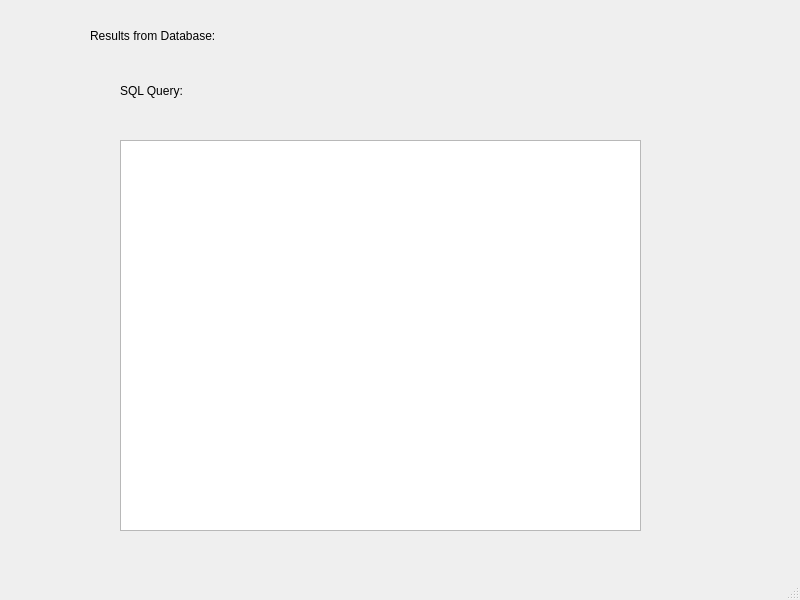
Before: the Qt Designer form code/results.ui in kushalbhabra/nltk-movie-db, drawn with Qt 5.
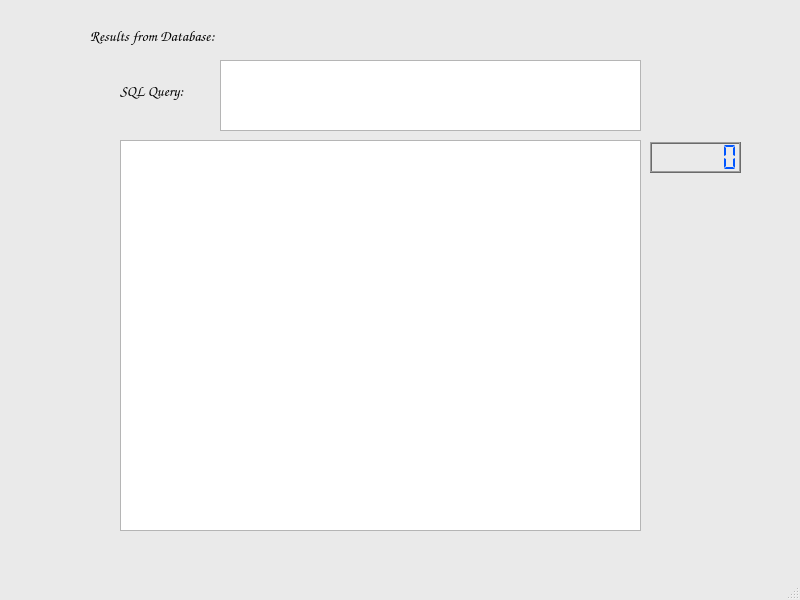
After: the same form once the commit is applied.

Diff of the .ui file:
```diff
--- a/code/results.ui
+++ b/code/results.ui
@@ -10,6 +10,427 @@
     <height>600</height>
    </rect>
   </property>
+  <property name="palette">
+   <palette>
+    <active>
+     <colorrole role="WindowText">
+      <brush brushstyle="SolidPattern">
+       <color alpha="255">
+        <red>0</red>
+        <green>0</green>
+        <blue>0</blue>
+       </color>
+      </brush>
+     </colorrole>
+     <colorrole role="Button">
+      <brush brushstyle="SolidPattern">
+       <color alpha="255">
+        <red>234</red>
+        <green>234</green>
+        <blue>234</blue>
+       </color>
+      </brush>
+     </colorrole>
+     <colorrole role="Light">
+      <brush brushstyle="SolidPattern">
+       <color alpha="255">
+        <red>255</red>
+        <green>255</green>
+        <blue>255</blue>
+       </color>
+      </brush>
+     </colorrole>
+     <colorrole role="Midlight">
+      <brush brushstyle="SolidPattern">
+       <color alpha="255">
+        <red>244</red>
+        <green>244</green>
+        <blue>244</blue>
+       </color>
+      </brush>
+     </colorrole>
+     <colorrole role="Dark">
+      <brush brushstyle="SolidPattern">
+       <color alpha="255">
+        <red>117</red>
+        <green>117</green>
+        <blue>117</blue>
+       </color>
+      </brush>
+     </colorrole>
+     <colorrole role="Mid">
+      <brush brushstyle="SolidPattern">
+       <color alpha="255">
+        <red>156</red>
+        <green>156</green>
+        <blue>156</blue>
+       </color>
+      </brush>
+     </colorrole>
+     <colorrole role="Text">
+      <brush brushstyle="SolidPattern">
+       <color alpha="255">
+        <red>0</red>
+        <green>0</green>
+        <blue>0</blue>
+       </color>
+      </brush>
+     </colorrole>
+     <colorrole role="BrightText">
+      <brush brushstyle="SolidPattern">
+       <color alpha="255">
+        <red>255</red>
+        <green>255</green>
+        <blue>255</blue>
+       </color>
+      </brush>
+     </colorrole>
+     <colorrole role="ButtonText">
+      <brush brushstyle="SolidPattern">
+       <color alpha="255">
+        <red>0</red>
+        <green>0</green>
+        <blue>0</blue>
+       </color>
+      </brush>
+     </colorrole>
+     <colorrole role="Base">
+      <brush brushstyle="SolidPattern">
+       <color alpha="255">
+        <red>255</red>
+        <green>255</green>
+        <blue>255</blue>
+       </color>
+      </brush>
+     </colorrole>
+     <colorrole role="Window">
+      <brush brushstyle="SolidPattern">
+       <color alpha="255">
+        <red>234</red>
+        <green>234</green>
+        <blue>234</blue>
+       </color>
+      </brush>
+     </colorrole>
+     <colorrole role="Shadow">
+      <brush brushstyle="SolidPattern">
+       <color alpha="255">
+        <red>0</red>
+        <green>0</green>
+        <blue>0</blue>
+       </color>
+      </brush>
+     </colorrole>
+     <colorrole role="AlternateBase">
+      <brush brushstyle="SolidPattern">
+       <color alpha="255">
+        <red>244</red>
+        <green>244</green>
+        <blue>244</blue>
+       </color>
+      </brush>
+     </colorrole>
+     <colorrole role="ToolTipBase">
+      <brush brushstyle="SolidPattern">
+       <color alpha="255">
+        <red>255</red>
+        <green>255</green>
+        <blue>220</blue>
+       </color>
+      </brush>
+     </colorrole>
+     <colorrole role="ToolTipText">
+      <brush brushstyle="SolidPattern">
+       <color alpha="255">
+        <red>0</red>
+        <green>0</green>
+        <blue>0</blue>
+       </color>
+      </brush>
+     </colorrole>
+    </active>
+    <inactive>
+     <colorrole role="WindowText">
+      <brush brushstyle="SolidPattern">
+       <color alpha="255">
+        <red>0</red>
+        <green>0</green>
+        <blue>0</blue>
+       </color>
+      </brush>
+     </colorrole>
+     <colorrole role="Button">
+      <brush brushstyle="SolidPattern">
+       <color alpha="255">
+        <red>234</red>
+        <green>234</green>
+        <blue>234</blue>
+       </color>
+      </brush>
+     </colorrole>
+     <colorrole role="Light">
+      <brush brushstyle="SolidPattern">
+       <color alpha="255">
+        <red>255</red>
+        <green>255</green>
+        <blue>255</blue>
+       </color>
+      </brush>
+     </colorrole>
+     <colorrole role="Midlight">
+      <brush brushstyle="SolidPattern">
+       <color alpha="255">
+        <red>244</red>
+        <green>244</green>
+        <blue>244</blue>
+       </color>
+      </brush>
+     </colorrole>
+     <colorrole role="Dark">
+      <brush brushstyle="SolidPattern">
+       <color alpha="255">
+        <red>117</red>
+        <green>117</green>
+        <blue>117</blue>
+       </color>
+      </brush>
+     </colorrole>
+     <colorrole role="Mid">
+      <brush brushstyle="SolidPattern">
+       <color alpha="255">
+        <red>156</red>
+        <green>156</green>
+        <blue>156</blue>
+       </color>
+      </brush>
+     </colorrole>
+     <colorrole role="Text">
+      <brush brushstyle="SolidPattern">
+       <color alpha="255">
+        <red>0</red>
+        <green>0</green>
+        <blue>0</blue>
+       </color>
+      </brush>
+     </colorrole>
+     <colorrole role="BrightText">
+      <brush brushstyle="SolidPattern">
+       <color alpha="255">
+        <red>255</red>
+        <green>255</green>
+        <blue>255</blue>
+       </color>
+      </brush>
+     </colorrole>
+     <colorrole role="ButtonText">
+      <brush brushstyle="SolidPattern">
+       <color alpha="255">
+        <red>0</red>
+        <green>0</green>
+        <blue>0</blue>
+       </color>
+      </brush>
+     </colorrole>
+     <colorrole role="Base">
+      <brush brushstyle="SolidPattern">
+       <color alpha="255">
+        <red>255</red>
+        <green>255</green>
+        <blue>255</blue>
+       </color>
+      </brush>
+     </colorrole>
+     <colorrole role="Window">
+      <brush brushstyle="SolidPattern">
+       <color alpha="255">
+        <red>234</red>
+        <green>234</green>
+        <blue>234</blue>
+       </color>
+      </brush>
+     </colorrole>
+     <colorrole role="Shadow">
+      <brush brushstyle="SolidPattern">
+       <color alpha="255">
+        <red>0</red>
+        <green>0</green>
+        <blue>0</blue>
+       </color>
+      </brush>
+     </colorrole>
+     <colorrole role="AlternateBase">
+      <brush brushstyle="SolidPattern">
+       <color alpha="255">
+        <red>244</red>
+        <green>244</green>
+        <blue>244</blue>
+       </color>
+      </brush>
+     </colorrole>
+     <colorrole role="ToolTipBase">
+      <brush brushstyle="SolidPattern">
+       <color alpha="255">
+        <red>255</red>
+        <green>255</green>
+        <blue>220</blue>
+       </color>
+      </brush>
+     </colorrole>
+     <colorrole role="ToolTipText">
+      <brush brushstyle="SolidPattern">
+       <color alpha="255">
+        <red>0</red>
+        <green>0</green>
+        <blue>0</blue>
+       </color>
+      </brush>
+     </colorrole>
+    </inactive>
+    <disabled>
+     <colorrole role="WindowText">
+      <brush brushstyle="SolidPattern">
+       <color alpha="255">
+        <red>117</red>
+        <green>117</green>
+        <blue>117</blue>
+       </color>
+      </brush>
+     </colorrole>
+     <colorrole role="Button">
+      <brush brushstyle="SolidPattern">
+       <color alpha="255">
+        <red>234</red>
+        <green>234</green>
+        <blue>234</blue>
+       </color>
+      </brush>
+     </colorrole>
+     <colorrole role="Light">
+      <brush brushstyle="SolidPattern">
+       <color alpha="255">
+        <red>255</red>
+        <green>255</green>
+        <blue>255</blue>
+       </color>
+      </brush>
+     </colorrole>
+     <colorrole role="Midlight">
+      <brush brushstyle="SolidPattern">
+       <color alpha="255">
+        <red>244</red>
+        <green>244</green>
+        <blue>244</blue>
+       </color>
+      </brush>
+     </colorrole>
+     <colorrole role="Dark">
+      <brush brushstyle="SolidPattern">
+       <color alpha="255">
+        <red>117</red>
+        <green>117</green>
+        <blue>117</blue>
+       </color>
+      </brush>
+     </colorrole>
+     <colorrole role="Mid">
+      <brush brushstyle="SolidPattern">
+       <color alpha="255">
+        <red>156</red>
+        <green>156</green>
+        <blue>156</blue>
+       </color>
+      </brush>
+     </colorrole>
+     <colorrole role="Text">
+      <brush brushstyle="SolidPattern">
+       <color alpha="255">
+        <red>117</red>
+        <green>117</green>
+        <blue>117</blue>
+       </color>
+      </brush>
+     </colorrole>
+     <colorrole role="BrightText">
+      <brush brushstyle="SolidPattern">
+       <color alpha="255">
+        <red>255</red>
+        <green>255</green>
+        <blue>255</blue>
+       </color>
+      </brush>
+     </colorrole>
+     <colorrole role="ButtonText">
+      <brush brushstyle="SolidPattern">
+       <color alpha="255">
+        <red>117</red>
+        <green>117</green>
+        <blue>117</blue>
+       </color>
+      </brush>
+     </colorrole>
+     <colorrole role="Base">
+      <brush brushstyle="SolidPattern">
+       <color alpha="255">
+        <red>234</red>
+        <green>234</green>
+        <blue>234</blue>
+       </color>
+      </brush>
+     </colorrole>
+     <colorrole role="Window">
+      <brush brushstyle="SolidPattern">
+       <color alpha="255">
+        <red>234</red>
+        <green>234</green>
+        <blue>234</blue>
+       </color>
+      </brush>
+     </colorrole>
+     <colorrole role="Shadow">
+      <brush brushstyle="SolidPattern">
+       <color alpha="255">
+        <red>0</red>
+        <green>0</green>
+        <blue>0</blue>
+       </color>
+      </brush>
+     </colorrole>
+     <colorrole role="AlternateBase">
+      <brush brushstyle="SolidPattern">
+       <color alpha="255">
+        <red>234</red>
+        <green>234</green>
+        <blue>234</blue>
+       </color>
+      </brush>
+     </colorrole>
+     <colorrole role="ToolTipBase">
+      <brush brushstyle="SolidPattern">
+       <color alpha="255">
+        <red>255</red>
+        <green>255</green>
+        <blue>220</blue>
+       </color>
+      </brush>
+     </colorrole>
+     <colorrole role="ToolTipText">
+      <brush brushstyle="SolidPattern">
+       <color alpha="255">
+        <red>0</red>
+        <green>0</green>
+        <blue>0</blue>
+       </color>
+      </brush>
+     </colorrole>
+    </disabled>
+   </palette>
+  </property>
+  <property name="font">
+   <font>
+    <family>Comic Sans MS</family>
+    <pointsize>11</pointsize>
+   </font>
+  </property>
   <property name="windowTitle">
    <string>Execution of SQL</string>
   </property>
@@ -50,6 +471,453 @@
      <string>SQL Query:</string>
     </property>
    </widget>
+   <widget class="QLCDNumber" name="lcdNumber">
+    <property name="geometry">
+     <rect>
+      <x>650</x>
+      <y>142</y>
+      <width>91</width>
+      <height>31</height>
+     </rect>
+    </property>
+    <property name="palette">
+     <palette>
+      <active>
+       <colorrole role="WindowText">
+        <brush brushstyle="SolidPattern">
+         <color alpha="255">
+          <red>0</red>
+          <green>85</green>
+          <blue>255</blue>
+         </color>
+        </brush>
+       </colorrole>
+       <colorrole role="Button">
+        <brush brushstyle="SolidPattern">
+         <color alpha="255">
+          <red>135</red>
+          <green>135</green>
+          <blue>135</blue>
+         </color>
+        </brush>
+       </colorrole>
+       <colorrole role="Light">
+        <brush brushstyle="SolidPattern">
+         <color alpha="255">
+          <red>157</red>
+          <green>157</green>
+          <blue>157</blue>
+         </color>
+        </brush>
+       </colorrole>
+       <colorrole role="Midlight">
+        <brush brushstyle="SolidPattern">
+         <color alpha="255">
+          <red>112</red>
+          <green>112</green>
+          <blue>112</blue>
+         </color>
+        </brush>
+       </colorrole>
+       <colorrole role="Dark">
+        <brush brushstyle="SolidPattern">
+         <color alpha="255">
+          <red>107</red>
+          <green>107</green>
+          <blue>107</blue>
+         </color>
+        </brush>
+       </colorrole>
+       <colorrole role="Mid">
+        <brush brushstyle="SolidPattern">
+         <color alpha="255">
+          <red>0</red>
+          <green>0</green>
+          <blue>0</blue>
+         </color>
+        </brush>
+       </colorrole>
+       <colorrole role="Text">
+        <brush brushstyle="SolidPattern">
+         <color alpha="255">
+          <red>255</red>
+          <green>255</green>
+          <blue>255</blue>
+         </color>
+        </brush>
+       </colorrole>
+       <colorrole role="BrightText">
+        <brush brushstyle="SolidPattern">
+         <color alpha="255">
+          <red>255</red>
+          <green>255</green>
+          <blue>255</blue>
+         </color>
+        </brush>
+       </colorrole>
+       <colorrole role="ButtonText">
+        <brush brushstyle="SolidPattern">
+         <color alpha="255">
+          <red>255</red>
+          <green>255</green>
+          <blue>255</blue>
+         </color>
+        </brush>
+       </colorrole>
+       <colorrole role="Base">
+        <brush brushstyle="SolidPattern">
+         <color alpha="255">
+          <red>150</red>
+          <green>150</green>
+          <blue>150</blue>
+         </color>
+        </brush>
+       </colorrole>
+       <colorrole role="Window">
+        <brush brushstyle="SolidPattern">
+         <color alpha="255">
+          <red>144</red>
+          <green>144</green>
+          <blue>144</blue>
+         </color>
+        </brush>
+       </colorrole>
+       <colorrole role="Shadow">
+        <brush brushstyle="SolidPattern">
+         <color alpha="255">
+          <red>148</red>
+          <green>148</green>
+          <blue>148</blue>
+         </color>
+        </brush>
+       </colorrole>
+       <colorrole role="AlternateBase">
+        <brush brushstyle="SolidPattern">
+         <color alpha="255">
+          <red>0</red>
+          <green>0</green>
+          <blue>0</blue>
+         </color>
+        </brush>
+       </colorrole>
+       <colorrole role="ToolTipBase">
+        <brush brushstyle="SolidPattern">
+         <color alpha="255">
+          <red>255</red>
+          <green>255</green>
+          <blue>220</blue>
+         </color>
+        </brush>
+       </colorrole>
+       <colorrole role="ToolTipText">
+        <brush brushstyle="SolidPattern">
+         <color alpha="255">
+          <red>0</red>
+          <green>0</green>
+          <blue>0</blue>
+         </color>
+        </brush>
+       </colorrole>
+      </active>
+      <inactive>
+       <colorrole role="WindowText">
+        <brush brushstyle="SolidPattern">
+         <color alpha="255">
+          <red>0</red>
+          <green>85</green>
+          <blue>255</blue>
+         </color>
+        </brush>
+       </colorrole>
+       <colorrole role="Button">
+        <brush brushstyle="SolidPattern">
+         <color alpha="255">
+          <red>135</red>
+          <green>135</green>
+          <blue>135</blue>
+         </color>
+        </brush>
+       </colorrole>
+       <colorrole role="Light">
+        <brush brushstyle="SolidPattern">
+         <color alpha="255">
+          <red>157</red>
+          <green>157</green>
+          <blue>157</blue>
+         </color>
+        </brush>
+       </colorrole>
+       <colorrole role="Midlight">
+        <brush brushstyle="SolidPattern">
+         <color alpha="255">
+          <red>112</red>
+          <green>112</green>
+          <blue>112</blue>
+         </color>
+        </brush>
+       </colorrole>
+       <colorrole role="Dark">
+        <brush brushstyle="SolidPattern">
+         <color alpha="255">
+          <red>107</red>
+          <green>107</green>
+          <blue>107</blue>
+         </color>
+        </brush>
+       </colorrole>
+       <colorrole role="Mid">
+        <brush brushstyle="SolidPattern">
+         <color alpha="255">
+          <red>0</red>
+          <green>0</green>
+          <blue>0</blue>
+         </color>
+        </brush>
+       </colorrole>
+       <colorrole role="Text">
+        <brush brushstyle="SolidPattern">
+         <color alpha="255">
+          <red>255</red>
+          <green>255</green>
+          <blue>255</blue>
+         </color>
+        </brush>
+       </colorrole>
+       <colorrole role="BrightText">
+        <brush brushstyle="SolidPattern">
+         <color alpha="255">
+          <red>255</red>
+          <green>255</green>
+          <blue>255</blue>
+         </color>
+        </brush>
+       </colorrole>
+       <colorrole role="ButtonText">
+        <brush brushstyle="SolidPattern">
+         <color alpha="255">
+          <red>255</red>
+          <green>255</green>
+          <blue>255</blue>
+         </color>
+        </brush>
+       </colorrole>
+       <colorrole role="Base">
+        <brush brushstyle="SolidPattern">
+         <color alpha="255">
+          <red>150</red>
+          <green>150</green>
+          <blue>150</blue>
+         </color>
+        </brush>
+       </colorrole>
+       <colorrole role="Window">
+        <brush brushstyle="SolidPattern">
+         <color alpha="255">
+          <red>144</red>
+          <green>144</green>
+          <blue>144</blue>
+         </color>
+        </brush>
+       </colorrole>
+       <colorrole role="Shadow">
+        <brush brushstyle="SolidPattern">
+         <color alpha="255">
+          <red>148</red>
+          <green>148</green>
+          <blue>148</blue>
+         </color>
+        </brush>
+       </colorrole>
+       <colorrole role="AlternateBase">
+        <brush brushstyle="SolidPattern">
+         <color alpha="255">
+          <red>0</red>
+          <green>0</green>
+          <blue>0</blue>
+         </color>
+        </brush>
+       </colorrole>
+       <colorrole role="ToolTipBase">
+        <brush brushstyle="SolidPattern">
+         <color alpha="255">
+          <red>255</red>
+          <green>255</green>
+          <blue>220</blue>
+         </color>
+        </brush>
+       </colorrole>
+       <colorrole role="ToolTipText">
+        <brush brushstyle="SolidPattern">
+         <color alpha="255">
+          <red>0</red>
+          <green>0</green>
+          <blue>0</blue>
+         </color>
+        </brush>
+       </colorrole>
+      </inactive>
+      <disabled>
+       <colorrole role="WindowText">
+        <brush brushstyle="SolidPattern">
+         <color alpha="255">
+          <red>107</red>
+          <green>107</green>
+          <blue>107</blue>
+         </color>
+        </brush>
+       </colorrole>
+       <colorrole role="Button">
+        <brush brushstyle="SolidPattern">
+         <color alpha="255">
+          <red>135</red>
+          <green>135</green>
+          <blue>135</blue>
+         </color>
+        </brush>
+       </colorrole>
+       <colorrole role="Light">
+        <brush brushstyle="SolidPattern">
+         <color alpha="255">
+          <red>157</red>
+          <green>157</green>
+          <blue>157</blue>
+         </color>
+        </brush>
+       </colorrole>
+       <colorrole role="Midlight">
+        <brush brushstyle="SolidPattern">
+         <color alpha="255">
+          <red>112</red>
+          <green>112</green>
+          <blue>112</blue>
+         </color>
+        </brush>
+       </colorrole>
+       <colorrole role="Dark">
+        <brush brushstyle="SolidPattern">
+         <color alpha="255">
+          <red>107</red>
+          <green>107</green>
+          <blue>107</blue>
+         </color>
+        </brush>
+       </colorrole>
+       <colorrole role="Mid">
+        <brush brushstyle="SolidPattern">
+         <color alpha="255">
+          <red>0</red>
+          <green>0</green>
+          <blue>0</blue>
+         </color>
+        </brush>
+       </colorrole>
+       <colorrole role="Text">
+        <brush brushstyle="SolidPattern">
+         <color alpha="255">
+          <red>107</red>
+          <green>107</green>
+          <blue>107</blue>
+         </color>
+        </brush>
+       </colorrole>
+       <colorrole role="BrightText">
+        <brush brushstyle="SolidPattern">
+         <color alpha="255">
+          <red>255</red>
+          <green>255</green>
+          <blue>255</blue>
+         </color>
+        </brush>
+       </colorrole>
+       <colorrole role="ButtonText">
+        <brush brushstyle="SolidPattern">
+         <color alpha="255">
+          <red>107</red>
+          <green>107</green>
+          <blue>107</blue>
+         </color>
+        </brush>
+       </colorrole>
+       <colorrole role="Base">
+        <brush brushstyle="SolidPattern">
+         <color alpha="255">
+          <red>144</red>
+          <green>144</green>
+          <blue>144</blue>
+         </color>
+        </brush>
+       </colorrole>
+       <colorrole role="Window">
+        <brush brushstyle="SolidPattern">
+         <color alpha="255">
+          <red>144</red>
+          <green>144</green>
+          <blue>144</blue>
+         </color>
+        </brush>
+       </colorrole>
+       <colorrole role="Shadow">
+        <brush brushstyle="SolidPattern">
+         <color alpha="255">
+          <red>148</red>
+          <green>148</green>
+          <blue>148</blue>
+         </color>
+        </brush>
+       </colorrole>
+       <colorrole role="AlternateBase">
+        <brush brushstyle="SolidPattern">
+         <color alpha="255">
+          <red>0</red>
+          <green>0</green>
+          <blue>0</blue>
+         </color>
+        </brush>
+       </colorrole>
+       <colorrole role="ToolTipBase">
+        <brush brushstyle="SolidPattern">
+         <color alpha="255">
+          <red>255</red>
+          <green>255</green>
+          <blue>220</blue>
+         </color>
+        </brush>
+       </colorrole>
+       <colorrole role="ToolTipText">
+        <brush brushstyle="SolidPattern">
+         <color alpha="255">
+          <red>0</red>
+          <green>0</green>
+          <blue>0</blue>
+         </color>
+        </brush>
+       </colorrole>
+      </disabled>
+     </palette>
+    </property>
+    <property name="font">
+     <font>
+      <family>MS Reference Sans Serif</family>
+      <pointsize>10</pointsize>
+     </font>
+    </property>
+    <property name="digitCount">
+     <number>6</number>
+    </property>
+    <property name="segmentStyle">
+     <enum>QLCDNumber::Flat</enum>
+    </property>
+   </widget>
+   <widget class="QTextBrowser" name="textBrowser">
+    <property name="geometry">
+     <rect>
+      <x>220</x>
+      <y>60</y>
+      <width>421</width>
+      <height>71</height>
+     </rect>
+    </property>
+   </widget>
   </widget>
   <widget class="QMenuBar" name="menubar">
    <property name="geometry">
```
Left out of the diff: 66 changed lines with no effect on the pictures.
